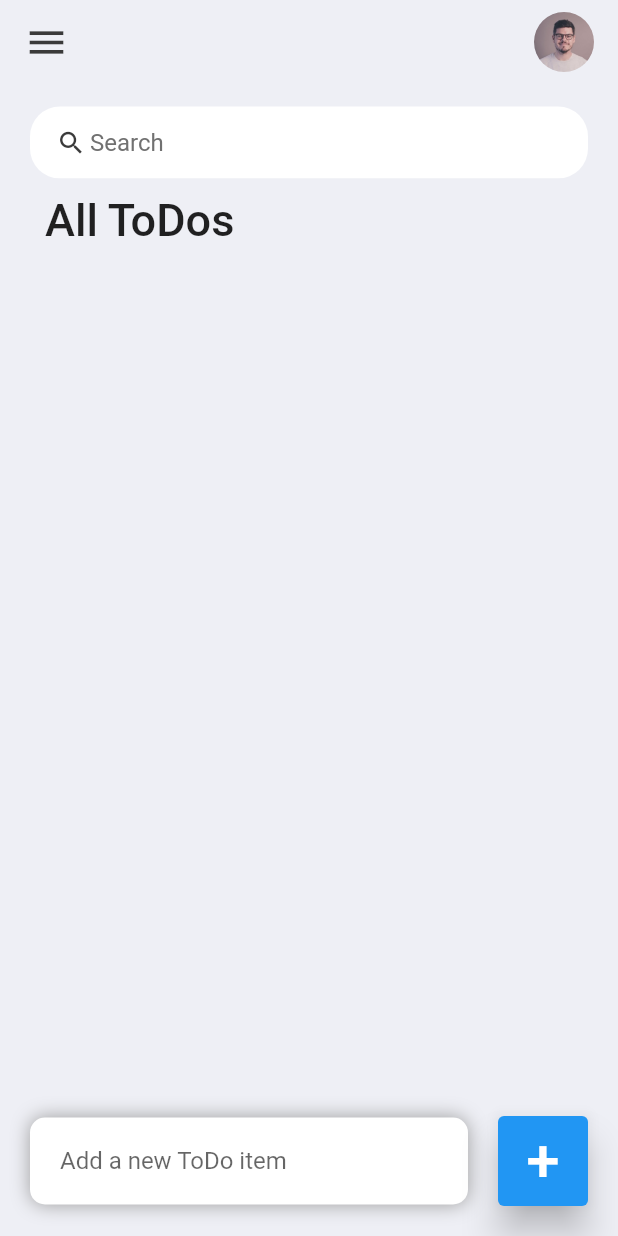
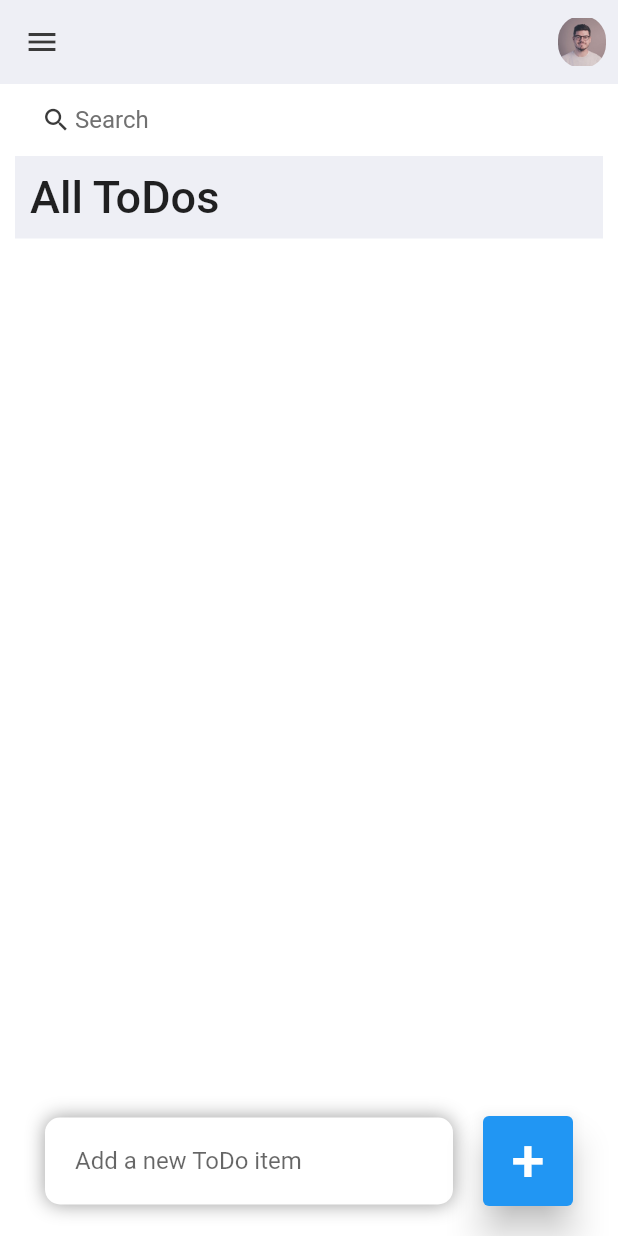
Before and after one commit to dhruvsoni2805/todo_app, a Flutter app: the screen it shows after launch, on a phone screen of 412 x 824 dp. Run offline on Flutter 3.47's test engine with Material 2 defaults, Android fonts, the phone set to English and light mode, and no system bars.

Commit message:
change todo textfeild background and appbar

```diff
--- a/lib/screens/Home.dart
+++ b/lib/screens/Home.dart
@@ -26,11 +26,10 @@ class _HomeState extends State<Home> {
     return Scaffold(
       backgroundColor: tdBGColor,
       appBar: _buildAppBar(),
-      body: Stack(
-        children: [
-          Container(
+      body: Container(
+        color: Colors.white,
         width: double.infinity,
-            padding: const EdgeInsets.symmetric(horizontal: 20, vertical: 15),
+        padding: const EdgeInsets.symmetric(horizontal: 10, vertical: 0),
         child: Column(
           children: [
             //search box containter added by the widget functioon call
@@ -40,15 +39,12 @@ class _HomeState extends State<Home> {
             //List View For the all the ToDos Items.
             // listViewForToDos(),
             Expanded(
-                  flex: 1,
+              flex: 01,
               child: listViewForToDos(),
             ),
+            newToDoItem(),
           ],
         ),
-          ),
-          //Bottom new ToDo item add layout
-          newToDoItem(),
-        ],
       ),
       //creating the add the new ToDo Item at the bottom screen.
     );
@@ -112,7 +108,10 @@ class _HomeState extends State<Home> {
   }
 
   Widget newToDoItem() {
-    return Align(
+    return Container(
+      width: MediaQuery.of(context).size.width,
+      // color: Colors.white,
+      // color: Colors.red,
       alignment: Alignment.bottomCenter,
       child: Row(
         children: [
@@ -140,7 +139,7 @@ class _HomeState extends State<Home> {
                 ],
                 borderRadius: BorderRadius.circular(10),
               ),
-              child: TextField(
+              child: TextFormField(
                 controller: _todoController,
                 decoration: const InputDecoration(
                   hintText: "Add a new ToDo item",
@@ -226,7 +225,25 @@ class _HomeState extends State<Home> {
     return AppBar(
       elevation: 0,
       backgroundColor: tdBGColor,
-      title: Row(
+      leading: IconButton(
+          onPressed: () {},
+          icon: Icon(Icons.menu),
+          color: tdBlack), // use for left side only
+      // title: Text(""), Give app title here
+      actions: [
+        IconButton(
+          onPressed: () {},
+          icon: Container(
+            height: 35,
+            width: 35,
+            child: ClipRRect(
+              borderRadius: BorderRadius.circular(20),
+              child: Image.asset('assets/images/avatar.jpeg'),
+            ),
+          ),
+        )
+      ],
+      /*  title: Row(
         mainAxisAlignment: MainAxisAlignment.spaceBetween,
         children: [
           const Icon(
@@ -243,7 +260,7 @@ class _HomeState extends State<Home> {
             ),
           )
         ],
-      ),
+      ),*/
     );
   }
 }
```
Lines whose indentation alone changed are shown as unchanged.
